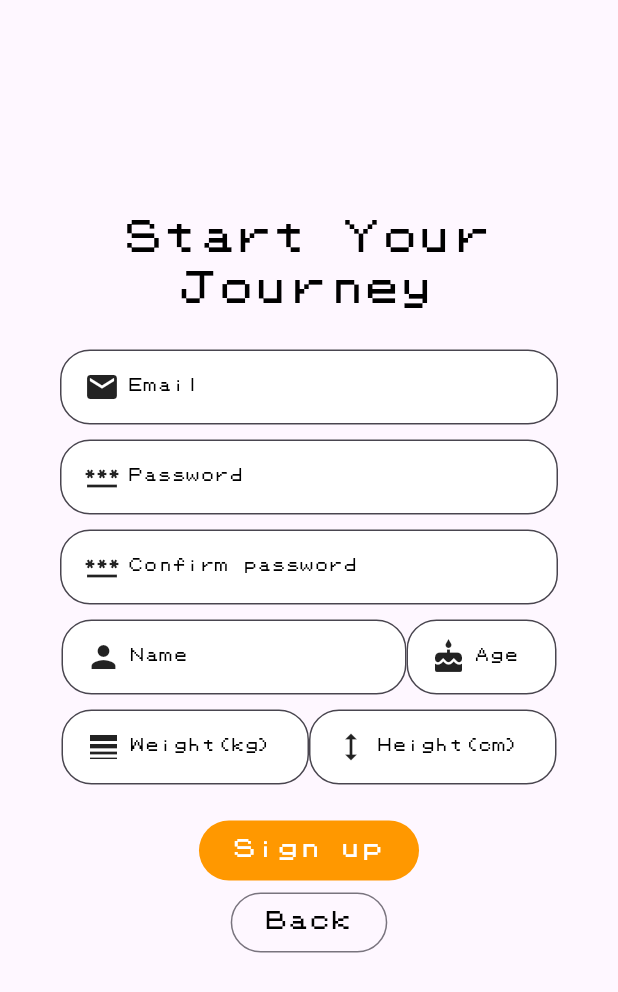
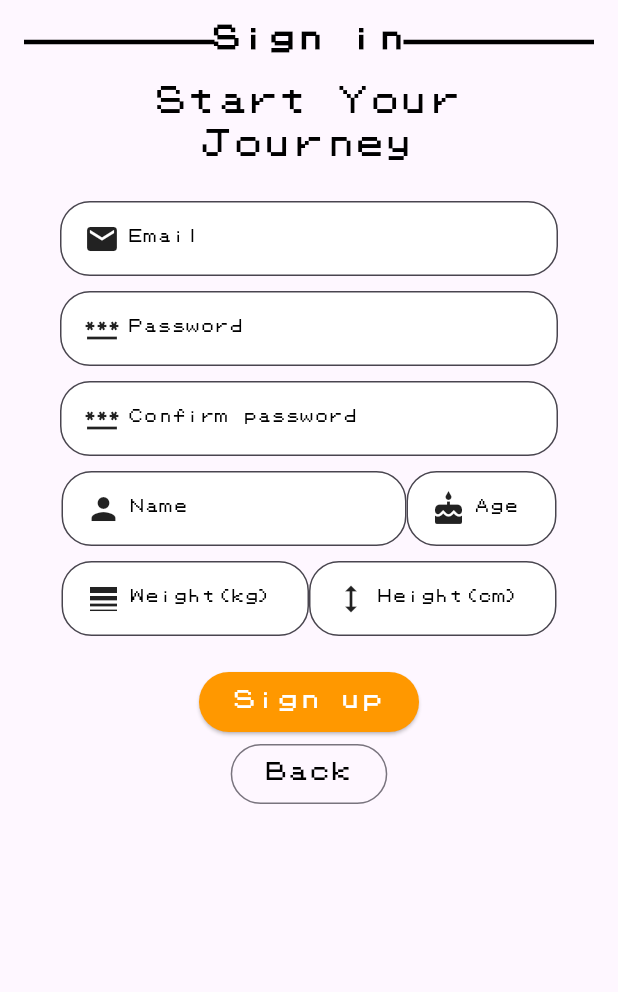
Before and after one commit to V-reid/CS310-Project-, a Flutter app: the SignUpPage widget shown alone on an empty page, opened directly with empty values, on a phone screen of 412 x 824 dp. Shown: the top 992 px of the screen. Run offline on Flutter 3.47's test engine with Material 3 defaults, Android fonts, the phone set to English and light mode, and no system bars; our stand-ins replace cloud_firestore, email_validator, firebase_auth, firebase_core, flutter_svg; accounts and stored records are empty; network calls fail.

Commit message:
fixed error

```diff
--- a/fit_quest/lib/common/inputs.dart
+++ b/fit_quest/lib/common/inputs.dart
@@ -18,13 +18,10 @@ class Inputs {
                 ? WidgetStateProperty.all(backgroundColor)
                 : null,
       ),
-      onPressed:
-          state != null && state.validate()
-              ? () {
-                state.save();
-                onPressed();
-              }
-              : null,
+      onPressed: () {
+        state?.save();
+        onPressed();
+      },
       child: Common.text(data: text, color: textColor),
     );
     OutlinedButton secondary = OutlinedButton(
--- a/fit_quest/lib/pages/authenticate/signUpPage.dart
+++ b/fit_quest/lib/pages/authenticate/signUpPage.dart
@@ -1,5 +1,6 @@
 import 'package:fit_quest/common/common.dart';
 import 'package:fit_quest/common/inputs.dart';
+import 'package:fit_quest/common/layer.dart';
 import 'package:fit_quest/services/auth.dart';
 import 'package:flutter/material.dart';
 import 'package:flutter/services.dart';
@@ -106,7 +107,7 @@ class _SignUpPageState extends State<SignUpPage> {
                 (val) => val != password ? "Not equals to password" : null,
             onChanged: (value) {
               setState(() {
-                password = value ?? '';
+                confirmPassword = value ?? '';
               });
             },
             style: TextStyle(fontSize: 12),
@@ -203,8 +204,11 @@ class _SignUpPageState extends State<SignUpPage> {
 
   @override
   Widget build(BuildContext context) {
-    return Scaffold(
-      body: Container(
+    return pageLayer(
+      context: context,
+      pageName: "Sign in",
+      body: SingleChildScrollView(
+        child: Container(
           padding: UI.padx(40),
           child: Center(
             child: Column(
@@ -213,7 +217,7 @@ class _SignUpPageState extends State<SignUpPage> {
               children: [
                 Common.text(
                   data: "Start Your Journey",
-                fontSize: 24,
+                  fontSize: 20,
                   textAlign: TextAlign.center,
                 ),
                 form(),
@@ -224,6 +228,7 @@ class _SignUpPageState extends State<SignUpPage> {
             ),
           ),
         ),
+      ),
     );
   }
 }
```
Also changed, not shown: fit_quest/lib/main.dart (+8 -3 lines), fit_quest/lib/pages/home/editGoalsPage.dart (+21 -21 lines), fit_quest/lib/pages/profile/profilePage.dart (+0 -8 lines). Lines whose indentation alone changed are shown as unchanged.
